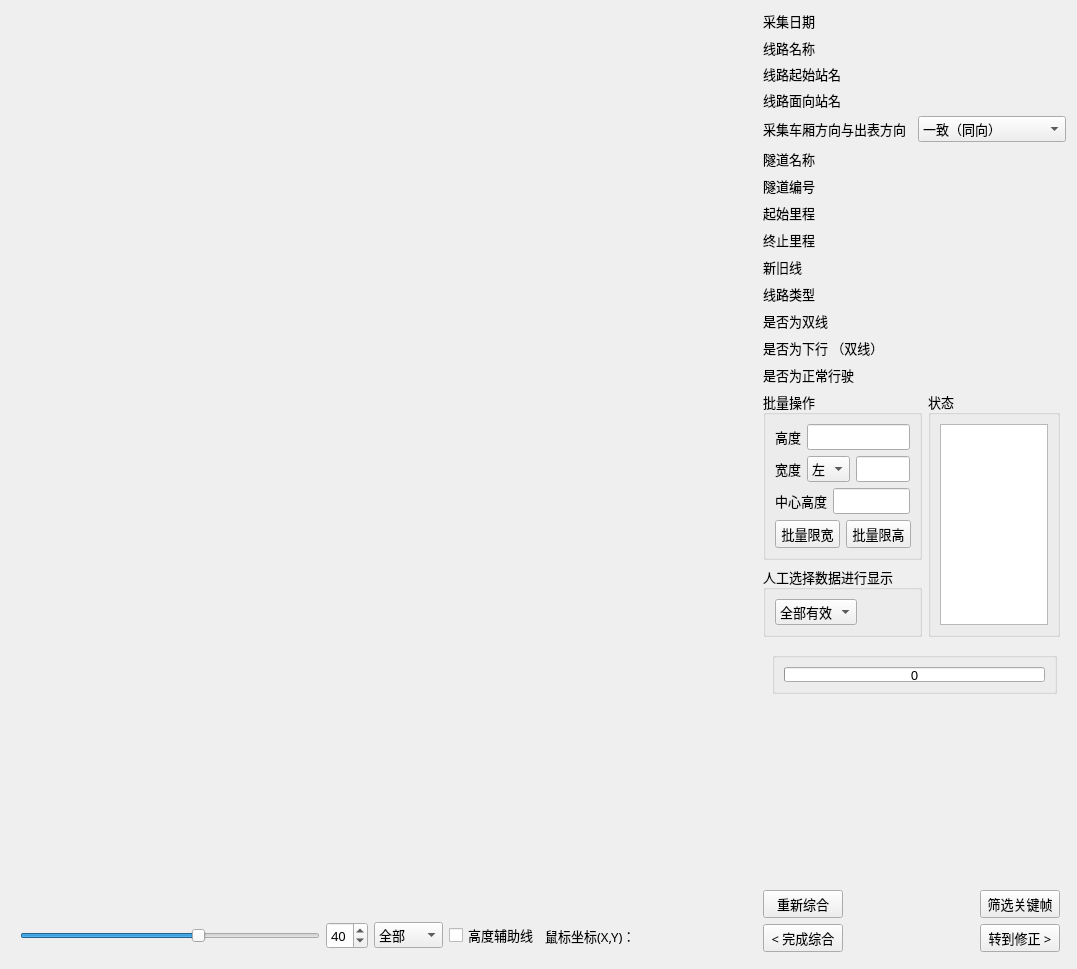
Old version of the form v1.0/module/lz_client_main/src/gui/synthesis_tunnel.ui in the repository fanxiang090909/Railway-Tunnel-Construction-Dlearance-Measure-LanZhou.
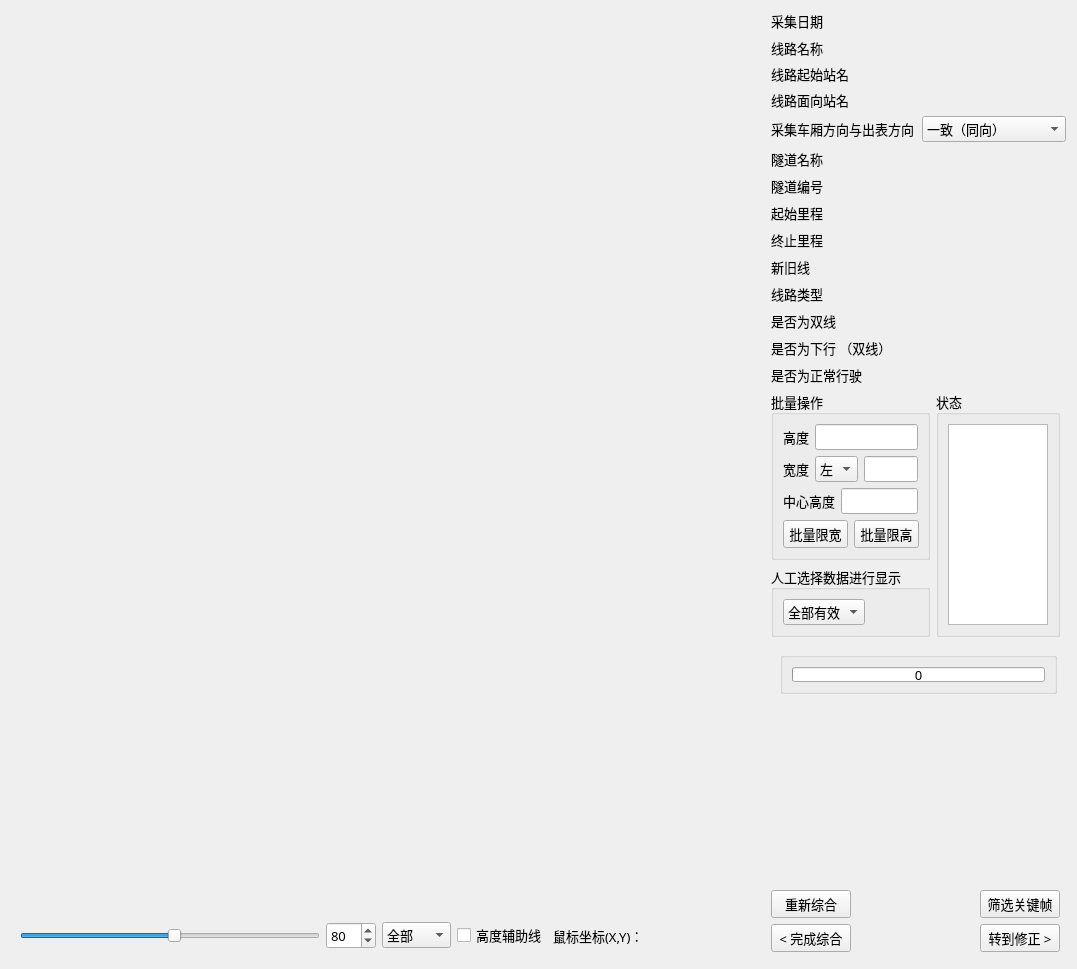
New version of the form. Icons and pictures are not drawn.

```diff
--- a/v1.0/module/lz_client_main/src/gui/synthesis_tunnel.ui
+++ b/v1.0/module/lz_client_main/src/gui/synthesis_tunnel.ui
@@ -660,13 +660,16 @@
                </size>
               </property>
               <property name="minimum">
-               <number>10</number>
+               <number>5</number>
               </property>
               <property name="maximum">
-               <number>60</number>
+               <number>150</number>
               </property>
               <property name="value">
-               <number>40</number>
+               <number>80</number>
+              </property>
+              <property name="sliderPosition">
+               <number>80</number>
               </property>
               <property name="orientation">
                <enum>Qt::Horizontal</enum>
@@ -676,13 +679,13 @@
             <item>
              <widget class="QSpinBox" name="spinBox">
               <property name="minimum">
-               <number>10</number>
+               <number>5</number>
               </property>
               <property name="maximum">
-               <number>60</number>
+               <number>150</number>
               </property>
               <property name="value">
-               <number>40</number>
+               <number>80</number>
               </property>
              </widget>
             </item>
```
